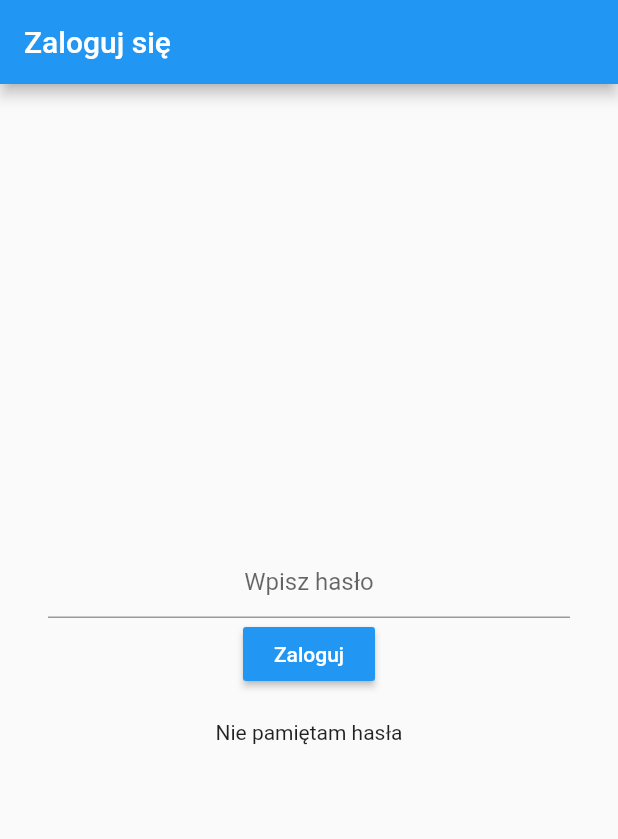
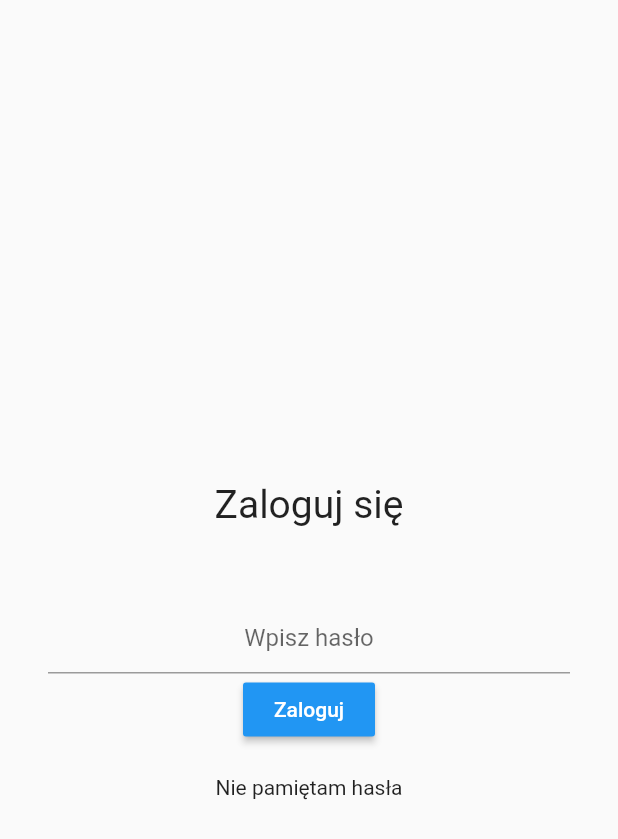
Before and after one commit to MrFlashf/dbsm, a Flutter app: the screen it shows after launch, after a tap on "Zapisz hasło", on a phone screen of 412 x 824 dp. Shown: the top 839 px of the screen. Run offline on Flutter 3.47's test engine with Material 2 defaults, Android fonts, the phone set to English and light mode, and no system bars; our stand-ins replace local_auth; missing offline and left inert: flutter_string_encryption, password.

```diff
--- a/lib/changePassword.dart
+++ b/lib/changePassword.dart
@@ -47,6 +47,7 @@ class _ChangePasswordScreenState extends State<ChangePasswordScreen> {
   Widget build(BuildContext context) {
     return Scaffold(
       appBar: AppBar(
+        backgroundColor: Colors.green,
         title: Text('Wpisz hasło')
       ),
       body: Container(
--- a/lib/login.dart
+++ b/lib/login.dart
@@ -1,6 +1,8 @@
 import 'package:flutter/material.dart';
+import 'package:local_auth/local_auth.dart';
 import 'storage.dart';
 import 'note.dart';
+
 
 class LoginScreen extends StatefulWidget {
   final PasswordStorage storage;
@@ -14,6 +16,26 @@ class LoginScreen extends StatefulWidget {
 class _LoginScreenState extends State<LoginScreen> {
   String _password;
   String _error;
+
+  @override
+  void initState() {
+    super.initState();
+    fingerPrint();
+  }
+
+  void fingerPrint() async {
+    var localAuth = new LocalAuthentication();
+    var canCheckBiometrics =
+      await localAuth.canCheckBiometrics;
+
+
+    if (canCheckBiometrics) {
+      var didAuthenticate = await localAuth.authenticateWithBiometrics(
+        localizedReason: 'Dawaj palucha'
+      );
+    }
+    print(canCheckBiometrics);
+  }
 
   _changePassword(String password) {
     _password = password;
@@ -73,15 +95,21 @@ class _LoginScreenState extends State<LoginScreen> {
   @override
   Widget build(BuildContext context) {
     return Scaffold(
-      appBar: AppBar(
-        title: Text('Zaloguj się')
-      ),
       body: Container(
         padding: const EdgeInsets.all(32.0),
         child: Column(
           mainAxisAlignment: MainAxisAlignment.center,
           crossAxisAlignment: CrossAxisAlignment.center,
           children: <Widget>[
+            Container(
+              padding: EdgeInsets.all(50.0),
+              child: Text(
+                'Zaloguj się',
+                style: TextStyle(
+                  fontSize: 26.0
+                )
+              )
+            ),
             TextField(
               textAlign: TextAlign.center,
               obscureText: true,
--- a/lib/setPassword.dart
+++ b/lib/setPassword.dart
@@ -30,11 +30,6 @@ class _SetPasswordScreenState extends State<SetPasswordScreen> {
   }
 
   body() {
-    if (_loading) {
-      return [
-        Center(child: CircularProgressIndicator())
-      ];
-    } else {
     return [
       TextField(
         textAlign: TextAlign.center,
@@ -53,37 +48,39 @@ class _SetPasswordScreenState extends State<SetPasswordScreen> {
     ];
   }
 
-  }
-
   @override
   Widget build(BuildContext context) {
     return Scaffold(
-      appBar: AppBar(
-        title: Text('Zarejestruj hasło')
-      ),
       body: Container(
         padding: const EdgeInsets.all(32.0),
         child: Column(
           mainAxisAlignment: MainAxisAlignment.center,
           crossAxisAlignment: CrossAxisAlignment.center,
-          children: body()
-          // <Widget>[
-          //   CircularProgressIndicator(),
-          //   TextField(
-          //     textAlign: TextAlign.center,
-          //     obscureText: true,
-          //     onChanged: (String password) {changePassword(password);},
-          //     decoration: InputDecoration(
-          //       hintText: 'Wpisz hasło',
-          //     ),
-          //   ),
-          //   RaisedButton(
-          //     color: Theme.of(context).primaryColor,
-          //     textColor: Colors.white,
-          //     child: Text('Zapisz hasło'),
-          //     onPressed: _savePassword
-          //   )
-          // ]
+          children: <Widget>[
+            Container(
+              padding: EdgeInsets.all(50.0),
+              child: Text(
+                'Zarejestruj hasło',
+                style: TextStyle(
+                  fontSize: 26.0
+                ),
+              ),
+            ),
+            TextField(
+              textAlign: TextAlign.center,
+              obscureText: true,
+              onChanged: (String password) {changePassword(password);},
+              decoration: InputDecoration(
+                hintText: 'Wpisz hasło',
+              ),
+            ),
+            RaisedButton(
+              color: Theme.of(context).primaryColor,
+              textColor: Colors.white,
+              child: Text('Zapisz hasło'),
+              onPressed: _savePassword
+            )
+          ]
         )
       )
     );
--- a/lib/storage.dart
+++ b/lib/storage.dart
@@ -117,6 +117,7 @@ class NotesStorage {
     final file = await _noteFile;
     final saltFile = await _noteSaltFile;
 
+
     file.delete();
     saltFile.delete();
   }
--- a/pubspec.yaml
+++ b/pubspec.yaml
@@ -22,6 +22,7 @@ dependencies:
   path_provider: ^0.4.1
   flutter_string_encryption: ^0.2.0
   password: ^0.1.1
+  local_auth: ^0.3.0
 
 dev_dependencies:
   flutter_test:
```
Also changed, not shown: lib/navbar.dart (added, +22 -0 lines), lib/note.dart (+54 -17 lines), pubspec.lock, 1 other file. Lines whose indentation alone changed are shown as unchanged.
